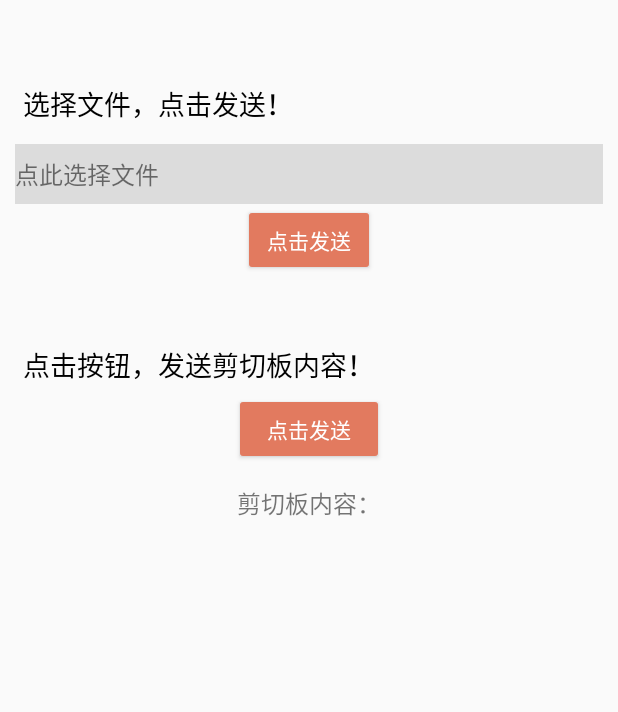
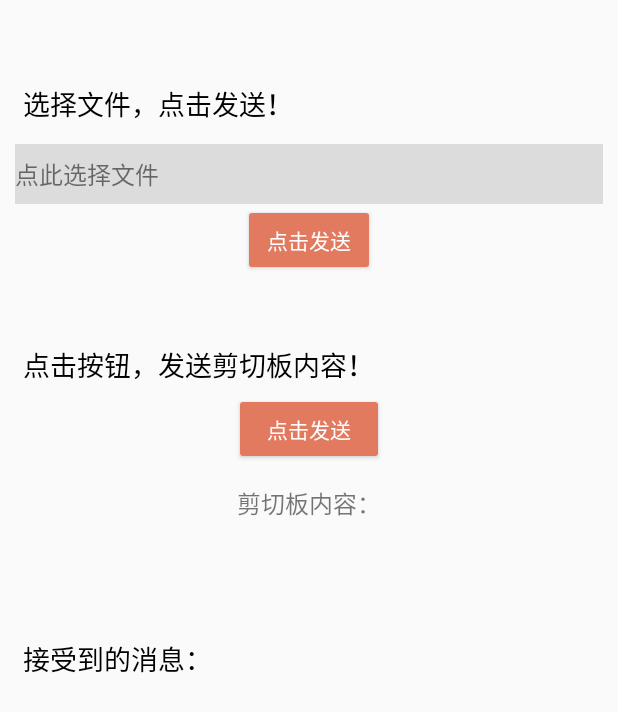
Before and after one commit to 238989/teamWorkDemo, an Android app: the screen it shows after launch (AirDropActivity), on a phone screen of 412 x 824 dp. Shown: the top 712 px of the screen. Run offline under Robolectric (Android 15) with nearby library versions, the phone set to English and light mode, and no system bars.

Commit message:
modified:   airdrop/Android/app/src/main/AndroidManifest.xml 	modified:   airdrop/Android/app/src/main/java/com/example/awplay/AirDropActivity.java 	new file:   airdrop/Android/app/src/main/java/com/example/awplay/ReceiveMessage.java 	new file:   airdrop/Android/app/src/main/java/com/example/awplay/TestClipboardActivity.java 	modified:   airdrop/Android/app/src/main/res/layout/activity_air_drop.xml 	new file:   airdrop/Android/app/src/main/res/layout/activity_test_clipboard.xml 	modified:   airdrop/Web/build/web/WEB-INF/classes/Dao/AirDrop.class 	new file:   airdrop/Web/build/web/WEB-INF/classes/Dao/SendMes.class 	modified:   airdrop/Web/nbproject/private/private.xml 	modified:   airdrop/Web/src/java/Dao/AirDrop.java 	new file:   airdrop/Web/src/java/Dao/SendMes.java 	modified:   airdrop/Web/src/java/Dao/Sender.java

```diff
--- a/airdrop/Android/app/src/main/java/com/example/awplay/AirDropActivity.java
+++ b/airdrop/Android/app/src/main/java/com/example/awplay/AirDropActivity.java
@@ -14,24 +14,30 @@ import android.graphics.BitmapFactory;
 import android.net.Uri;
 import android.os.Bundle;
 import android.os.ParcelFileDescriptor;
+import android.provider.MediaStore;
 import android.util.Log;
 import android.view.View;
 import android.widget.Button;
 import android.widget.TextView;
 import android.widget.Toast;
 
+import java.io.BufferedReader;
 import java.io.ByteArrayOutputStream;
 import java.io.DataOutputStream;
 import java.io.FileDescriptor;
 import java.io.IOException;
+import java.io.InputStreamReader;
 import java.io.OutputStream;
+import java.net.ServerSocket;
 import java.net.Socket;
 import java.net.UnknownHostException;
+import java.util.logging.Level;
+import java.util.logging.Logger;
 
 public class AirDropActivity extends AppCompatActivity implements View.OnClickListener {
 
     private static final String TAG = "AirDropActivity";
-    private TextView chose,showMes;
+    private TextView chose,showMes,showReMes;
     Button sendMes;
     String filePath,mes;
     Uri uri;
@@ -44,6 +50,35 @@ public class AirDropActivity extends AppCompatActivity implements View.OnClickLi
         setContentView(R.layout.activity_air_drop);
         showMes = findViewById(R.id.show_mes);
         sendMes = findViewById(R.id.send_mes);
+        showReMes = findViewById(R.id.show_receive_mes);
+
+        //获取PC发送的消息,并显示
+        new Thread(new Runnable() {
+            @Override
+            public void run() {
+                try {
+
+                    ServerSocket ss = new ServerSocket(9823);
+                    // 采用循环不断的接收来自客户端的请求
+                    while (true) {
+//                Socket socket = new Socket("10.63.95.249", 30000);
+                        Socket s = ss.accept();
+                        BufferedReader br = new BufferedReader(new InputStreamReader(s.getInputStream()));
+                        String content = br.readLine();
+                        System.out.println("收到服务器消息" + content);
+                        br.close();
+                        showReMes.setText(content);
+                    }
+                } catch (IOException ex) {
+                    Logger.getLogger(ReceiveMessage.class.getName()).log(Level.SEVERE, null, ex);
+                }
+            }
+        }).start();
+//        ReceiveMessage mesThread = new ReceiveMessage();
+//        Thread th = new Thread(mesThread);
+//        th.start();
+//        String content = mesThread.getReceiveMes();
+
 
         //选择文件
         chose = findViewById(R.id.btn_choose_file);
@@ -136,20 +171,21 @@ public class AirDropActivity extends AppCompatActivity implements View.OnClickLi
             return;
         }
         uri = data.getData(); // 获取用户选择文件的URI
-        Log.i(TAG, "onActivityResult: 获取到的文件名为："+uri);
+        Log.i(TAG, "onActivityResult: uri获取到的文件名为："+uri);
         // 通过ContentProvider查询文件路径
         ContentResolver resolver = this.getContentResolver();
         Cursor cursor = resolver.query(uri, null, null, null, null);
         if (cursor == null) {
             // 未查询到，说明为普通文件，可直接通过URI获取文件路径
             filePath = uri.getPath();
+            Log.i(TAG, "onActivityResult: cursor为空时："+uri);
             return;
         }
         if (cursor.moveToFirst()) {
             // 多媒体文件，从数据库中获取文件的真实路径
             filePath = cursor.getString(cursor.getColumnIndex(MediaStore.MediaColumns.DATA));
             chose.setText(filePath);
-            Log.i(TAG, "onActivityResult: 获取到的文件名为："+filePath);
+            Log.i(TAG, "onActivityResult: test："+filePath);
         }
         cursor.close();
     }
--- a/airdrop/Android/app/src/main/res/layout/activity_air_drop.xml
+++ b/airdrop/Android/app/src/main/res/layout/activity_air_drop.xml
@@ -90,5 +90,28 @@
         android:textSize="14sp"
         />
 
+    <TextView
+        android:id="@+id/textView4"
+        android:layout_width="match_parent"
+        android:layout_height="wrap_content"
+        android:layout_marginTop="40dp"
+        android:layout_marginLeft="10dp"
+        android:padding="5dp"
+        android:textSize="18sp"
+        android:textColor="@color/black"
+        android:text="接受到的消息：" />
+
+    <TextView
+        android:id="@+id/show_receive_mes"
+        android:layout_width="match_parent"
+        android:layout_height="wrap_content"
+        android:padding="3dp"
+        android:layout_marginTop="3dp"
+        android:layout_marginLeft="10dp"
+        android:layout_marginRight="10dp"
+        android:layout_gravity="center"
+        android:gravity="center_horizontal"
+        android:textSize="14sp"
+        />
 
 </LinearLayout>
```
Also changed, not shown: airdrop/Android/app/src/main/AndroidManifest.xml (+8 -0 lines), airdrop/Android/app/src/main/java/com/example/awplay/ReceiveMessage.java (added, +40 -0 lines), airdrop/Android/app/src/main/java/com/example/awplay/TestClipboardActivity.java (added, +58 -0 lines), airdrop/Android/app/src/main/res/layout/activity_test_clipboard.xml (added, +18 -0 lines), 6 other files.
